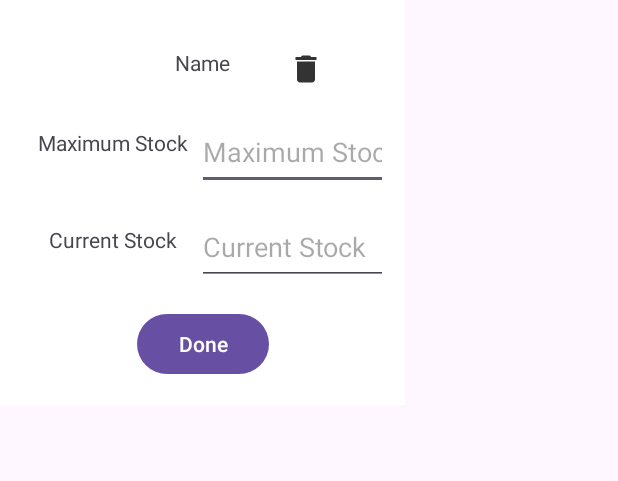
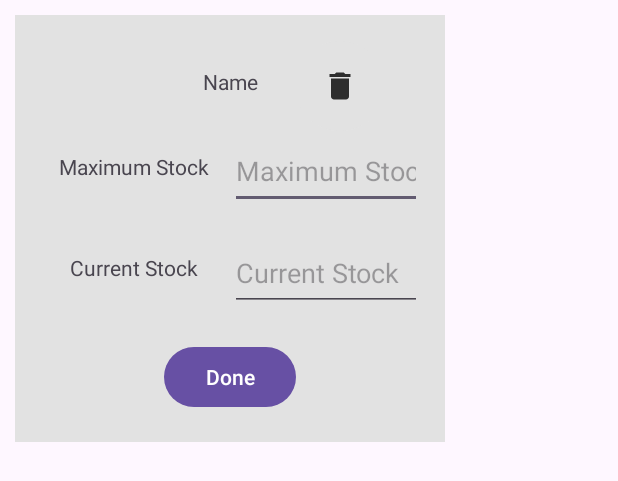
Before and after one commit to thpliakis/LiquorStock, an Android app: the layout liquor_popup.xml on its own in the app's theme, with its tools: preview values and no code run, on a phone screen of 412 x 824 dp. Shown: the top 481 px of the screen. Run offline under Robolectric (Android 15) with nearby library versions, the phone set to English and light mode, and no system bars.

```diff
--- a/app/src/main/res/drawable/rounddeletebtn.xml
+++ b/app/src/main/res/drawable/rounddeletebtn.xml
@@ -1,7 +1,7 @@
 <?xml version="1.0" encoding="utf-8"?>
 <shape xmlns:android="http://schemas.android.com/apk/res/android"
     android:shape="rectangle">
-    <solid android:color="@color/white"/>
+    <solid android:color="@color/slightgrey"/>
     <size android:width="60dp" android:height="60dp"/>
     <corners android:radius="30dp"/>
 </shape>
--- a/app/src/main/res/layout/dlt_confirmation_popup.xml
+++ b/app/src/main/res/layout/dlt_confirmation_popup.xml
@@ -2,7 +2,8 @@
 <androidx.constraintlayout.widget.ConstraintLayout xmlns:android="http://schemas.android.com/apk/res/android"
     xmlns:app="http://schemas.android.com/apk/res-auto"
     android:layout_width="match_parent"
-    android:layout_height="150dp">
+    android:layout_height="150dp"
+    android:background="@color/slightgrey">
 
     <TextView
         android:id="@+id/textView"
--- a/app/src/main/res/layout/liquor_add_popup.xml
+++ b/app/src/main/res/layout/liquor_add_popup.xml
@@ -1,5 +1,6 @@
 <?xml version="1.0" encoding="utf-8"?>
-<androidx.constraintlayout.widget.ConstraintLayout xmlns:android="http://schemas.android.com/apk/res/android"
+<androidx.constraintlayout.widget.ConstraintLayout
+    xmlns:android="http://schemas.android.com/apk/res/android"
     xmlns:app="http://schemas.android.com/apk/res-auto"
     android:layout_width="300dp"
     android:layout_height="260dp"
--- a/app/src/main/res/layout/liquor_popup.xml
+++ b/app/src/main/res/layout/liquor_popup.xml
@@ -1,9 +1,12 @@
 <?xml version="1.0" encoding="utf-8"?>
-<androidx.constraintlayout.widget.ConstraintLayout xmlns:android="http://schemas.android.com/apk/res/android"
+<androidx.constraintlayout.widget.ConstraintLayout
+    xmlns:android="http://schemas.android.com/apk/res/android"
     xmlns:app="http://schemas.android.com/apk/res-auto"
-    android:layout_width="270dp"
-    android:layout_height="270dp"
-    android:background="@color/white"
+    android:layout_width="wrap_content"
+    android:layout_height="wrap_content"
+    android:background="@color/slightgrey"
+    android:layout_margin="10dp"
+    app:cardCornerRadius="15dp"
     android:padding="15sp">
 
 
```
Also changed, not shown: app/src/main/java/com/adital/liquorstock/LiquorActivity.java (+52 -54 lines).
